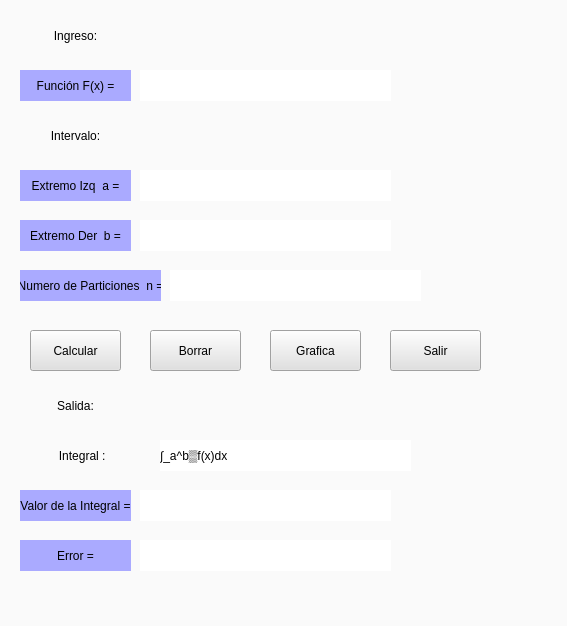
Above: interfazcalculadoras/arhivosUi/integracionporTrapecios.ui from cloumaxx/metodos_numericos before the change. Below: the same form after it.
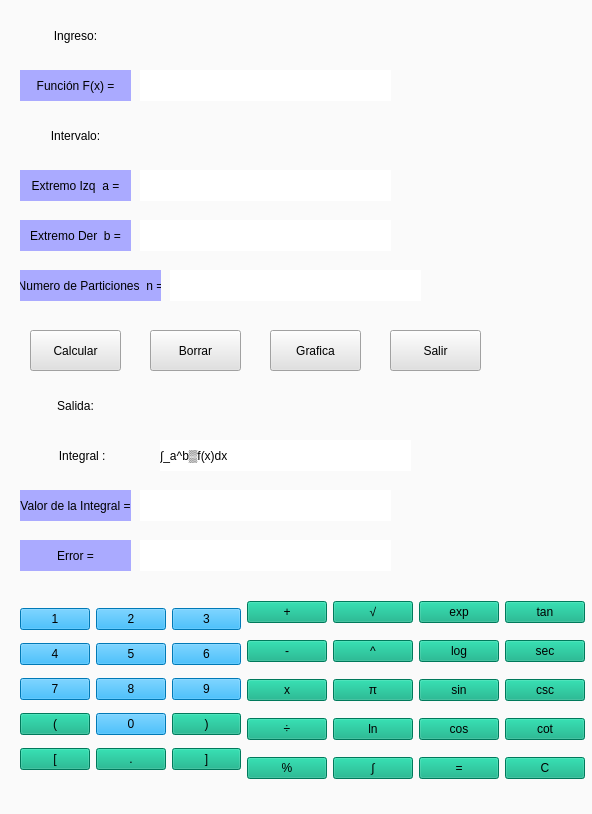
That is the form after the change.

The edit to the form file:
```diff
--- a/interfazcalculadoras/arhivosUi/integracionporTrapecios.ui
+++ b/interfazcalculadoras/arhivosUi/integracionporTrapecios.ui
@@ -6,8 +6,8 @@
    <rect>
     <x>0</x>
     <y>0</y>
-    <width>567</width>
-    <height>626</height>
+    <width>592</width>
+    <height>814</height>
    </rect>
   </property>
   <property name="windowTitle">
@@ -574,6 +574,509 @@
     <string>∫_a^b▒f(x)dx</string>
    </property>
   </widget>
+  <widget class="QWidget" name="layoutWidget">
+   <property name="geometry">
+    <rect>
+     <x>20</x>
+     <y>590</y>
+     <width>565</width>
+     <height>203</height>
+    </rect>
+   </property>
+   <layout class="QGridLayout" name="gridLayout_3">
+    <item row="0" column="0" rowspan="5">
+     <layout class="QGridLayout" name="gridLayout_4">
+      <item row="0" column="0">
+       <widget class="QPushButton" name="botonUno_2">
+        <property name="styleSheet">
+         <string notr="true">background-color: rgb(0, 170, 255);
+font: 87 14pt &quot;Arial Black&quot;;</string>
+        </property>
+        <property name="text">
+         <string>1</string>
+        </property>
+        <property name="shortcut">
+         <string>1</string>
+        </property>
+       </widget>
+      </item>
+      <item row="0" column="1">
+       <widget class="QPushButton" name="botonDos_2">
+        <property name="styleSheet">
+         <string notr="true">background-color: rgb(0, 170, 255);
+font: 87 14pt &quot;Arial Black&quot;;</string>
+        </property>
+        <property name="text">
+         <string>2</string>
+        </property>
+        <property name="shortcut">
+         <string>2</string>
+        </property>
+       </widget>
+      </item>
+      <item row="0" column="2">
+       <widget class="QPushButton" name="botonTres_2">
+        <property name="styleSheet">
+         <string notr="true">background-color: rgb(0, 170, 255);
+font: 87 14pt &quot;Arial Black&quot;;</string>
+        </property>
+        <property name="text">
+         <string>3</string>
+        </property>
+        <property name="shortcut">
+         <string>3</string>
+        </property>
+       </widget>
+      </item>
+      <item row="1" column="0">
+       <widget class="QPushButton" name="botonCuatro_2">
+        <property name="styleSheet">
+         <string notr="true">background-color: rgb(0, 170, 255);
+font: 87 14pt &quot;Arial Black&quot;;</string>
+        </property>
+        <property name="text">
+         <string>4</string>
+        </property>
+        <property name="shortcut">
+         <string>4</string>
+        </property>
+       </widget>
+      </item>
+      <item row="1" column="1">
+       <widget class="QPushButton" name="botonCinco_2">
+        <property name="styleSheet">
+         <string notr="true">background-color: rgb(0, 170, 255);
+font: 87 14pt &quot;Arial Black&quot;;</string>
+        </property>
+        <property name="text">
+         <string>5</string>
+        </property>
+        <property name="shortcut">
+         <string>5</string>
+        </property>
+       </widget>
+      </item>
+      <item row="1" column="2">
+       <widget class="QPushButton" name="botonSeis_2">
+        <property name="styleSheet">
+         <string notr="true">background-color: rgb(0, 170, 255);
+font: 87 14pt &quot;Arial Black&quot;;</string>
+        </property>
+        <property name="text">
+         <string>6</string>
+        </property>
+        <property name="shortcut">
+         <string>6</string>
+        </property>
+       </widget>
+      </item>
+      <item row="2" column="0">
+       <widget class="QPushButton" name="botonSiete_2">
+        <property name="styleSheet">
+         <string notr="true">background-color: rgb(0, 170, 255);
+font: 87 14pt &quot;Arial Black&quot;;</string>
+        </property>
+        <property name="text">
+         <string>7</string>
+        </property>
+        <property name="shortcut">
+         <string>7</string>
+        </property>
+       </widget>
+      </item>
+      <item row="2" column="1">
+       <widget class="QPushButton" name="botonOcho_2">
+        <property name="styleSheet">
+         <string notr="true">background-color: rgb(0, 170, 255);
+font: 87 14pt &quot;Arial Black&quot;;</string>
+        </property>
+        <property name="text">
+         <string>8</string>
+        </property>
+        <property name="shortcut">
+         <string>8</string>
+        </property>
+       </widget>
+      </item>
+      <item row="2" column="2">
+       <widget class="QPushButton" name="botonNueve_2">
+        <property name="styleSheet">
+         <string notr="true">background-color: rgb(0, 170, 255);
+font: 87 14pt &quot;Arial Black&quot;;</string>
+        </property>
+        <property name="text">
+         <string>9</string>
+        </property>
+        <property name="shortcut">
+         <string>9</string>
+        </property>
+       </widget>
+      </item>
+      <item row="3" column="0">
+       <widget class="QPushButton" name="botonCabierto_4">
+        <property name="styleSheet">
+         <string notr="true">font: 87 14pt &quot;Arial Black&quot;;
+background-color: rgb(0, 170, 127);</string>
+        </property>
+        <property name="text">
+         <string>(</string>
+        </property>
+        <property name="shortcut">
+         <string>(</string>
+        </property>
+       </widget>
+      </item>
+      <item row="3" column="1">
+       <widget class="QPushButton" name="botonCero_2">
+        <property name="styleSheet">
+         <string notr="true">background-color: rgb(0, 170, 255);
+font: 87 14pt &quot;Arial Black&quot;;</string>
+        </property>
+        <property name="text">
+         <string>0</string>
+        </property>
+        <property name="shortcut">
+         <string>0</string>
+        </property>
+       </widget>
+      </item>
+      <item row="3" column="2">
+       <widget class="QPushButton" name="botonCerrado_2">
+        <property name="styleSheet">
+         <string notr="true">background-color: rgb(0, 170, 127);
+font: 87 14pt &quot;Arial Black&quot;;</string>
+        </property>
+        <property name="text">
+         <string>)</string>
+        </property>
+        <property name="shortcut">
+         <string>)</string>
+        </property>
+       </widget>
+      </item>
+      <item row="4" column="0">
+       <widget class="QPushButton" name="botonCabierto_5">
+        <property name="styleSheet">
+         <string notr="true">font: 87 14pt &quot;Arial Black&quot;;
+background-color: rgb(0, 170, 127);</string>
+        </property>
+        <property name="text">
+         <string>[</string>
+        </property>
+        <property name="shortcut">
+         <string>(</string>
+        </property>
+       </widget>
+      </item>
+      <item row="4" column="1">
+       <widget class="QPushButton" name="botonPunto_2">
+        <property name="styleSheet">
+         <string notr="true">background-color: rgb(0, 170, 127);
+font: 87 14pt &quot;Arial Black&quot;;</string>
+        </property>
+        <property name="text">
+         <string>.</string>
+        </property>
+        <property name="shortcut">
+         <string>.</string>
+        </property>
+       </widget>
+      </item>
+      <item row="4" column="2">
+       <widget class="QPushButton" name="botonCabierto_6">
+        <property name="styleSheet">
+         <string notr="true">font: 87 14pt &quot;Arial Black&quot;;
+background-color: rgb(0, 170, 127);</string>
+        </property>
+        <property name="text">
+         <string>]</string>
+        </property>
+        <property name="shortcut">
+         <string>(</string>
+        </property>
+       </widget>
+      </item>
+     </layout>
+    </item>
+    <item row="0" column="1">
+     <widget class="QPushButton" name="botonMas_15">
+      <property name="styleSheet">
+       <string notr="true">font: 87 14pt &quot;Arial Black&quot;;
+background-color: rgb(0, 170, 127);</string>
+      </property>
+      <property name="text">
+       <string>+</string>
+      </property>
+      <property name="shortcut">
+       <string>+</string>
+      </property>
+     </widget>
+    </item>
+    <item row="0" column="2">
+     <widget class="QPushButton" name="botonMas_16">
+      <property name="styleSheet">
+       <string notr="true">font: 75 14pt &quot;Arial&quot;;
+background-color: rgb(0, 170, 127);</string>
+      </property>
+      <property name="text">
+       <string>√</string>
+      </property>
+      <property name="shortcut">
+       <string>+</string>
+      </property>
+     </widget>
+    </item>
+    <item row="0" column="3">
+     <widget class="QPushButton" name="botonMas_17">
+      <property name="styleSheet">
+       <string notr="true">font: 12pt &quot;Arial&quot;;
+background-color: rgb(0, 170, 127);</string>
+      </property>
+      <property name="text">
+       <string>exp</string>
+      </property>
+      <property name="shortcut">
+       <string>+</string>
+      </property>
+     </widget>
+    </item>
+    <item row="0" column="4">
+     <widget class="QPushButton" name="botonMas_18">
+      <property name="styleSheet">
+       <string notr="true">font: 12pt &quot;Arial&quot;;
+background-color: rgb(0, 170, 127);</string>
+      </property>
+      <property name="text">
+       <string>tan</string>
+      </property>
+      <property name="shortcut">
+       <string>+</string>
+      </property>
+     </widget>
+    </item>
+    <item row="1" column="1">
+     <widget class="QPushButton" name="botonMenos_2">
+      <property name="styleSheet">
+       <string notr="true">font: 87 14pt &quot;Arial Black&quot;;
+background-color: rgb(0, 170, 127);</string>
+      </property>
+      <property name="text">
+       <string>-</string>
+      </property>
+      <property name="shortcut">
+       <string>-</string>
+      </property>
+     </widget>
+    </item>
+    <item row="1" column="2">
+     <widget class="QPushButton" name="botonMas_19">
+      <property name="styleSheet">
+       <string notr="true">font: 87 14pt &quot;Arial Black&quot;;
+background-color: rgb(0, 170, 127);</string>
+      </property>
+      <property name="text">
+       <string>^</string>
+      </property>
+      <property name="shortcut">
+       <string>+</string>
+      </property>
+     </widget>
+    </item>
+    <item row="1" column="3">
+     <widget class="QPushButton" name="botonMas_20">
+      <property name="styleSheet">
+       <string notr="true">font: 12pt &quot;Arial&quot;;
+background-color: rgb(0, 170, 127);</string>
+      </property>
+      <property name="text">
+       <string>log</string>
+      </property>
+      <property name="shortcut">
+       <string>+</string>
+      </property>
+     </widget>
+    </item>
+    <item row="1" column="4">
+     <widget class="QPushButton" name="botonMas_21">
+      <property name="styleSheet">
+       <string notr="true">font: 12pt &quot;Arial&quot;;
+background-color: rgb(0, 170, 127);</string>
+      </property>
+      <property name="text">
+       <string>sec</string>
+      </property>
+      <property name="shortcut">
+       <string>+</string>
+      </property>
+     </widget>
+    </item>
+    <item row="2" column="1">
+     <widget class="QPushButton" name="BotonMulti_2">
+      <property name="styleSheet">
+       <string notr="true">background-color: rgb(0, 170, 127);
+font: 87 14pt &quot;Arial Black&quot;;</string>
+      </property>
+      <property name="text">
+       <string>x</string>
+      </property>
+      <property name="shortcut">
+       <string>*</string>
+      </property>
+     </widget>
+    </item>
+    <item row="2" column="2">
+     <widget class="QPushButton" name="botonMas_22">
+      <property name="styleSheet">
+       <string notr="true">font: 87 14pt &quot;Arial Black&quot;;
+background-color: rgb(0, 170, 127);</string>
+      </property>
+      <property name="text">
+       <string>π</string>
+      </property>
+      <property name="shortcut">
+       <string>+</string>
+      </property>
+     </widget>
+    </item>
+    <item row="2" column="3">
+     <widget class="QPushButton" name="botonMas_23">
+      <property name="styleSheet">
+       <string notr="true">font: 12pt &quot;Arial&quot;;
+background-color: rgb(0, 170, 127);</string>
+      </property>
+      <property name="text">
+       <string>sin</string>
+      </property>
+      <property name="shortcut">
+       <string>+</string>
+      </property>
+     </widget>
+    </item>
+    <item row="2" column="4">
+     <widget class="QPushButton" name="botonMas_24">
+      <property name="styleSheet">
+       <string notr="true">font: 12pt &quot;Arial&quot;;
+background-color: rgb(0, 170, 127);</string>
+      </property>
+      <property name="text">
+       <string>csc</string>
+      </property>
+      <property name="shortcut">
+       <string>+</string>
+      </property>
+     </widget>
+    </item>
+    <item row="3" column="1">
+     <widget class="QPushButton" name="botonDivision_2">
+      <property name="styleSheet">
+       <string notr="true">font: 87 14pt &quot;Arial Black&quot;;
+background-color: rgb(0, 170, 127);</string>
+      </property>
+      <property name="text">
+       <string>÷</string>
+      </property>
+      <property name="shortcut">
+       <string>/</string>
+      </property>
+     </widget>
+    </item>
+    <item row="3" column="2">
+     <widget class="QPushButton" name="botonMas_25">
+      <property name="styleSheet">
+       <string notr="true">font: 12pt &quot;Arial&quot;;
+background-color: rgb(0, 170, 127);</string>
+      </property>
+      <property name="text">
+       <string>ln</string>
+      </property>
+      <property name="shortcut">
+       <string>+</string>
+      </property>
+     </widget>
+    </item>
+    <item row="3" column="3">
+     <widget class="QPushButton" name="botonMas_26">
+      <property name="styleSheet">
+       <string notr="true">font: 12pt &quot;Arial&quot;;
+background-color: rgb(0, 170, 127);</string>
+      </property>
+      <property name="text">
+       <string>cos</string>
+      </property>
+      <property name="shortcut">
+       <string>+</string>
+      </property>
+     </widget>
+    </item>
+    <item row="3" column="4">
+     <widget class="QPushButton" name="botonMas_27">
+      <property name="styleSheet">
+       <string notr="true">font: 12pt &quot;Arial&quot;;
+background-color: rgb(0, 170, 127);</string>
+      </property>
+      <property name="text">
+       <string>cot</string>
+      </property>
+      <property name="shortcut">
+       <string>+</string>
+      </property>
+     </widget>
+    </item>
+    <item row="4" column="1">
+     <widget class="QPushButton" name="botonPorcentaje_2">
+      <property name="styleSheet">
+       <string notr="true">font: 87 14pt &quot;Arial Black&quot;;
+background-color: rgb(0, 170, 127);</string>
+      </property>
+      <property name="text">
+       <string>%</string>
+      </property>
+      <property name="shortcut">
+       <string>%</string>
+      </property>
+     </widget>
+    </item>
+    <item row="4" column="2">
+     <widget class="QPushButton" name="botonintegral">
+      <property name="styleSheet">
+       <string notr="true">font: 87 14pt &quot;Arial Black&quot;;
+background-color: rgb(0, 170, 127);</string>
+      </property>
+      <property name="text">
+       <string>∫</string>
+      </property>
+      <property name="shortcut">
+       <string>+</string>
+      </property>
+     </widget>
+    </item>
+    <item row="4" column="4">
+     <widget class="QPushButton" name="botonAC_2">
+      <property name="styleSheet">
+       <string notr="true">font: 87 14pt &quot;Arial Black&quot;;
+background-color: rgb(0, 170, 127);</string>
+      </property>
+      <property name="text">
+       <string>C</string>
+      </property>
+     </widget>
+    </item>
+    <item row="4" column="3">
+     <widget class="QPushButton" name="BotonBorrar_2">
+      <property name="styleSheet">
+       <string notr="true">background-color: rgb(0, 170, 127);
+font: 87 14pt &quot;Arial Black&quot;;</string>
+      </property>
+      <property name="text">
+       <string>=</string>
+      </property>
+      <property name="shortcut">
+       <string>Esc</string>
+      </property>
+     </widget>
+    </item>
+   </layout>
+  </widget>
  </widget>
  <resources/>
  <connections>
```
